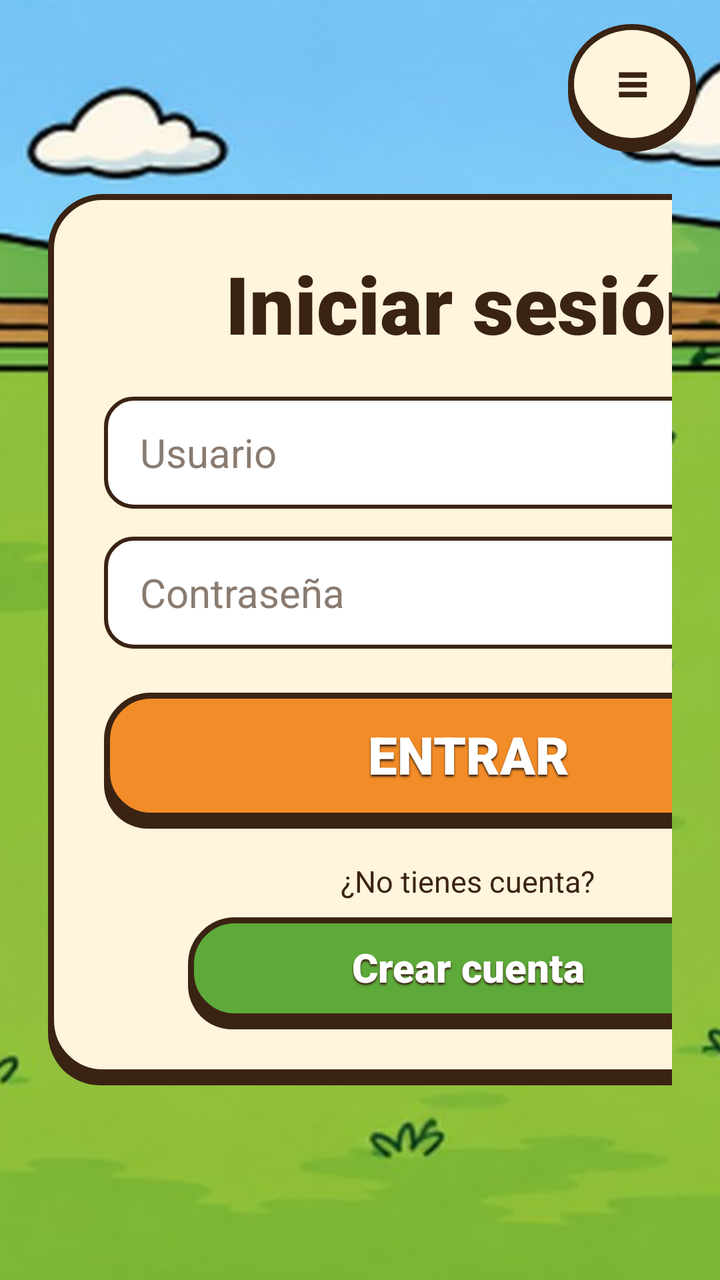
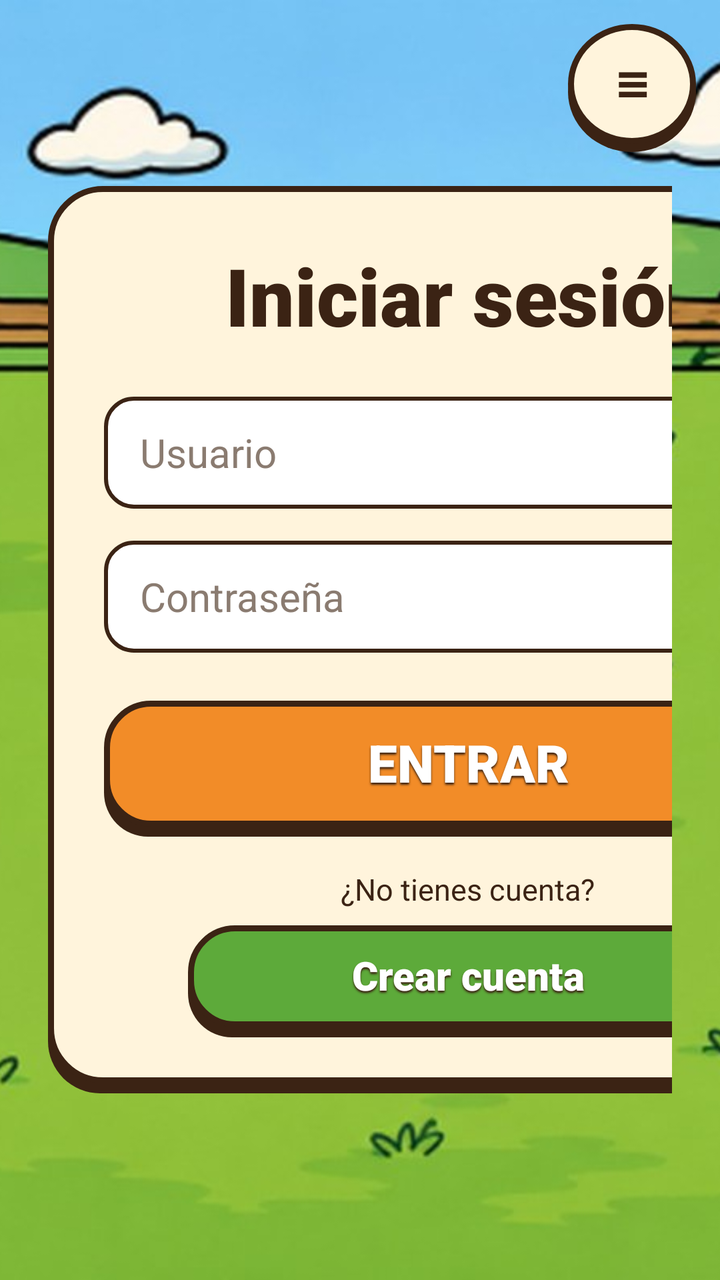

Compare the two renders of this Android layout. The source of the first and the diff that turns it into the second are given below.
<!-- AndroidManifest.xml: application theme Theme.Topohit -->
<!-- res/layout/activity_login.xml -->
<?xml version="1.0" encoding="utf-8"?>
<FrameLayout xmlns:android="http://schemas.android.com/apk/res/android"
    android:layout_width="match_parent"
    android:layout_height="match_parent">

    <ImageView
        android:id="@+id/imgFondo"
        android:layout_width="match_parent"
        android:layout_height="match_parent"
        android:scaleType="centerCrop"
        android:src="@drawable/fondo_partida_normal" />

    <LinearLayout
        android:layout_width="match_parent"
        android:layout_height="match_parent"
        android:orientation="horizontal"
        android:padding="@dimen/margen">

        
        <LinearLayout
            android:layout_width="0dp"
            android:layout_height="match_parent"
            android:layout_weight="1"
            android:gravity="center"
            android:orientation="vertical">

            <ImageView
                android:id="@+id/imgLogo"
                android:layout_width="match_parent"
                android:layout_height="0dp"
                android:layout_weight="1"
                android:adjustViewBounds="true"
                android:src="@drawable/logo_normal" />

            <ImageView
                android:id="@+id/imgTopo"
                android:layout_width="match_parent"
                android:layout_height="0dp"
                android:layout_weight="1.4"
                android:src="@drawable/topo_normal_03_feliz" />
        </LinearLayout>

        
        <LinearLayout
            android:id="@+id/layPanel"
            android:layout_width="@dimen/ancho_panel"
            android:layout_height="wrap_content"
            android:layout_gravity="center_vertical"
            android:background="@drawable/panel_crema"
            android:gravity="center_horizontal"
            android:orientation="vertical"
            android:padding="28dp">

            <TextView
                android:id="@+id/lblTitulo"
                style="@style/Titulo"
                android:layout_width="match_parent"
                android:layout_height="wrap_content"
                android:layout_marginBottom="20dp"
                android:text="@string/iniciar_sesion" />

            <EditText
                android:id="@+id/txtUsuario"
                style="@style/Campo"
                android:layout_marginBottom="14dp"
                android:hint="@string/usuario"
                android:inputType="text" />

            <EditText
                android:id="@+id/txtContrasena"
                style="@style/Campo"
                android:layout_marginBottom="22dp"
                android:hint="@string/contrasena"
                android:inputType="textPassword" />

            <TextView
                android:id="@+id/btnEntrar"
                style="@style/BotonJuego"
                android:layout_width="match_parent"
                android:background="@drawable/btn_naranja"
                android:text="@string/entrar" />

            <TextView
                android:id="@+id/lblNoCuenta"
                android:layout_width="wrap_content"
                android:layout_height="wrap_content"
                android:layout_marginTop="16dp"
                android:layout_marginBottom="8dp"
                android:text="@string/no_tienes_cuenta"
                android:textColor="@color/marron"
                android:textSize="@dimen/texto_pequeno" />

            <TextView
                android:id="@+id/btnRegistro"
                style="@style/BotonJuego"
                android:layout_width="280dp"
                android:layout_height="@dimen/alto_boton_pequeno"
                android:background="@drawable/btn_verde"
                android:text="@string/crear_cuenta"
                android:textSize="@dimen/texto_normal" />
        </LinearLayout>
    </LinearLayout>

    
    <TextView
        android:id="@+id/btnAjustes"
        style="@style/BotonRedondo"
        android:layout_gravity="top|end"
        android:layout_margin="@dimen/margen_pequeno"
        android:text="≡" />

    
    <ProgressBar
        android:id="@+id/prgCargando"
        android:layout_width="64dp"
        android:layout_height="64dp"
        android:layout_gravity="center"
        android:visibility="gone" />
</FrameLayout>
<!-- resources referenced by this layout -->
<resources>
  <color name="marron">#3B2314</color>
  <dimen name="alto_boton_pequeno">56dp</dimen>
  <dimen name="ancho_panel">420dp</dimen>
  <dimen name="margen">24dp</dimen>
  <dimen name="margen_pequeno">12dp</dimen>
  <dimen name="texto_normal">20sp</dimen>
  <dimen name="texto_pequeno">15sp</dimen>
  <string name="contrasena">Contraseña</string>
  <string name="crear_cuenta">Crear cuenta</string>
  <string name="entrar">ENTRAR</string>
  <string name="iniciar_sesion">Iniciar sesión</string>
  <string name="no_tienes_cuenta">¿No tienes cuenta?</string>
  <string name="usuario">Usuario</string>
  <style name="Campo">
          <item name="android:layout_width">match_parent</item>
          <item name="android:layout_height">@dimen/alto_campo</item>
          <item name="android:background">@drawable/campo</item>
          <item name="android:paddingLeft">18dp</item>
          <item name="android:paddingRight">18dp</item>
          <item name="android:textSize">@dimen/texto_normal</item>
          <item name="android:textColor">@color/marron</item>
          <item name="android:textColorHint">@color/gris</item>
          <item name="android:singleLine">true</item>
      </style>
  <style name="Titulo">
          <item name="android:textSize">@dimen/texto_titulo</item>
          <item name="android:fontFamily">sans-serif-black</item>
          <item name="android:textStyle">bold</item>
          <item name="android:textColor">@color/marron</item>
          <item name="android:gravity">center</item>
      </style>
  <style name="Theme.Topohit" parent="Theme.AppCompat.Light.NoActionBar">
          <item name="colorPrimary">@color/naranja</item>
          <item name="colorPrimaryDark">@color/marron</item>
          <item name="colorAccent">@color/verde</item>
          <item name="android:windowFullscreen">true</item>
          <item name="android:windowBackground">@color/verde</item>
      </style>
  <color name="naranja">#F28C28</color>
  <color name="verde">#5DAA3A</color>
  <color name="crema">#FFF4DC</color>
  <dimen name="alto_boton">68dp</dimen>
  <color name="blanco">#FFFFFF</color>
  <dimen name="texto_boton">26sp</dimen>
  <dimen name="boton_redondo">64dp</dimen>
  <dimen name="texto_titulo_pequeno">28sp</dimen>
  <!-- drawable circulo_crema (drawable) -->
  <?xml version="1.0" encoding="utf-8"?>
  <layer-list xmlns:android="http://schemas.android.com/apk/res/android">
      <item android:top="4dp">
          <shape android:shape="oval"><solid android:color="@color/marron" /></shape>
      </item>
      <item android:bottom="4dp">
          <shape android:shape="oval">
              <solid android:color="@color/crema" />
              <stroke android:width="3dp" android:color="@color/marron" />
          </shape>
      </item>
  </layer-list>
  <dimen name="alto_campo">56dp</dimen>
  <!-- drawable campo (drawable) -->
  <?xml version="1.0" encoding="utf-8"?>
  <shape xmlns:android="http://schemas.android.com/apk/res/android" android:shape="rectangle">
      <corners android:radius="14dp" />
      <solid android:color="@color/blanco" />
      <stroke android:width="2dp" android:color="@color/marron" />
  </shape>
  <color name="gris">#8A7B70</color>
  <dimen name="texto_titulo">40sp</dimen>
  <!-- unchanged entries left out for length: 8 -->
</resources>

<!-- the commit's change to res/layout/activity_login.xml (unified diff, before → after) -->
@@ -4,9 +4,10 @@
     android:layout_height="match_parent">
 
     <ImageView
-        android:id="@+id/imgFondo"
+        android:id="@+id/ImgLoginFondo"
         android:layout_width="match_parent"
         android:layout_height="match_parent"
+        android:contentDescription="@null"
         android:scaleType="centerCrop"
         android:src="@drawable/fondo_partida_normal" />
 
@@ -16,7 +17,6 @@
         android:orientation="horizontal"
         android:padding="@dimen/margen">
 
-        
         <LinearLayout
             android:layout_width="0dp"
             android:layout_height="match_parent"
@@ -25,75 +25,78 @@
             android:orientation="vertical">
 
             <ImageView
-                android:id="@+id/imgLogo"
+                android:id="@+id/ImgLoginLogo"
                 android:layout_width="match_parent"
                 android:layout_height="0dp"
                 android:layout_weight="1"
                 android:adjustViewBounds="true"
+                android:contentDescription="@string/app_name"
                 android:src="@drawable/logo_normal" />
 
             <ImageView
-                android:id="@+id/imgTopo"
+                android:id="@+id/ImgLoginTopo"
                 android:layout_width="match_parent"
                 android:layout_height="0dp"
                 android:layout_weight="1.4"
+                android:contentDescription="@null"
                 android:src="@drawable/topo_normal_03_feliz" />
         </LinearLayout>
 
-        
         <LinearLayout
-            android:id="@+id/layPanel"
+            android:id="@+id/LayLoginPanel"
             android:layout_width="@dimen/ancho_panel"
             android:layout_height="wrap_content"
             android:layout_gravity="center_vertical"
             android:background="@drawable/panel_crema"
             android:gravity="center_horizontal"
             android:orientation="vertical"
-            android:padding="28dp">
+            android:padding="@dimen/relleno_panel">
 
             <TextView
-                android:id="@+id/lblTitulo"
+                android:id="@+id/LblLoginTitulo"
                 style="@style/Titulo"
                 android:layout_width="match_parent"
                 android:layout_height="wrap_content"
-                android:layout_marginBottom="20dp"
+                android:layout_marginBottom="@dimen/margen"
                 android:text="@string/iniciar_sesion" />
 
             <EditText
-                android:id="@+id/txtUsuario"
+                android:id="@+id/TxtLoginUsuario"
                 style="@style/Campo"
-                android:layout_marginBottom="14dp"
+                android:layout_marginBottom="@dimen/separacion"
+                android:autofillHints="username"
                 android:hint="@string/usuario"
                 android:inputType="text" />
 
             <EditText
-                android:id="@+id/txtContrasena"
+                android:id="@+id/TxtLoginContrasena"
                 style="@style/Campo"
-                android:layout_marginBottom="22dp"
+                android:layout_marginBottom="@dimen/margen"
+                android:autofillHints="password"
                 android:hint="@string/contrasena"
                 android:inputType="textPassword" />
 
             <TextView
-                android:id="@+id/btnEntrar"
+                android:id="@+id/BtnLoginEntrar"
                 style="@style/BotonJuego"
                 android:layout_width="match_parent"
                 android:background="@drawable/btn_naranja"
                 android:text="@string/entrar" />
 
             <TextView
-                android:id="@+id/lblNoCuenta"
+                android:id="@+id/LblLoginNoCuenta"
                 android:layout_width="wrap_content"
                 android:layout_height="wrap_content"
-                android:layout_marginTop="16dp"
-                android:layout_marginBottom="8dp"
+                android:layout_marginTop="@dimen/separacion"
+                android:layout_marginBottom="@dimen/separacion_pequena"
                 android:text="@string/no_tienes_cuenta"
                 android:textColor="@color/marron"
                 android:textSize="@dimen/texto_pequeno" />
 
             <TextView
-                android:id="@+id/btnRegistro"
+                android:id="@+id/BtnLoginRegistro"
                 style="@style/BotonJuego"
-                android:layout_width="280dp"
+                android:layout_width="@dimen/ancho_boton_mediano"
                 android:layout_height="@dimen/alto_boton_pequeno"
                 android:background="@drawable/btn_verde"
                 android:text="@string/crear_cuenta"
@@ -101,19 +104,18 @@
         </LinearLayout>
     </LinearLayout>
 
-    
     <TextView
-        android:id="@+id/btnAjustes"
+        android:id="@+id/BtnLoginAjustes"
         style="@style/BotonRedondo"
         android:layout_gravity="top|end"
         android:layout_margin="@dimen/margen_pequeno"
-        android:text="≡" />
+        android:contentDescription="@string/ajustes"
+        android:text="@string/icono_ajustes" />
 
-    
     <ProgressBar
-        android:id="@+id/prgCargando"
-        android:layout_width="64dp"
-        android:layout_height="64dp"
+        android:id="@+id/PrgLoginCargando"
+        android:layout_width="@dimen/cargando"
+        android:layout_height="@dimen/cargando"
         android:layout_gravity="center"
         android:visibility="gone" />
 </FrameLayout>
<!-- resource entries referenced after the edit -->
@@ -2,14 +2,22 @@
 <resources>
   <color name="marron">#3B2314</color>
   <dimen name="alto_boton_pequeno">56dp</dimen>
+  <dimen name="ancho_boton_mediano">280dp</dimen>
   <dimen name="ancho_panel">420dp</dimen>
+  <dimen name="cargando">64dp</dimen>
   <dimen name="margen">24dp</dimen>
   <dimen name="margen_pequeno">12dp</dimen>
+  <dimen name="relleno_panel">28dp</dimen>
+  <dimen name="separacion">16dp</dimen>
+  <dimen name="separacion_pequena">8dp</dimen>
   <dimen name="texto_normal">20sp</dimen>
   <dimen name="texto_pequeno">15sp</dimen>
+  <string name="ajustes">Ajustes</string>
+  <string name="app_name">Topohit</string>
   <string name="contrasena">Contraseña</string>
   <string name="crear_cuenta">Crear cuenta</string>
   <string name="entrar">ENTRAR</string>
+  <string name="icono_ajustes">≡</string>
   <string name="iniciar_sesion">Iniciar sesión</string>
   <string name="no_tienes_cuenta">¿No tienes cuenta?</string>
   <string name="usuario">Usuario</string>
